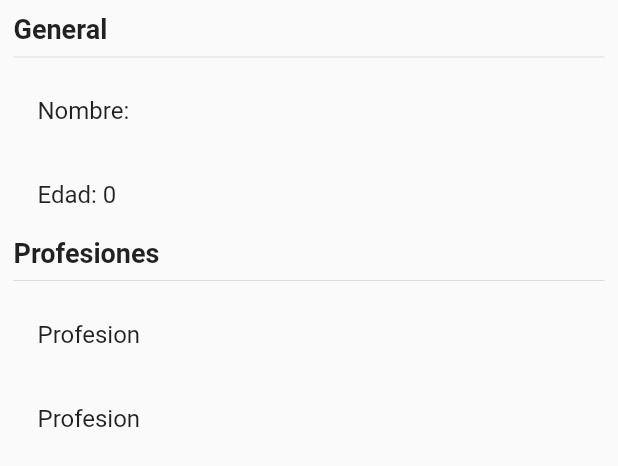
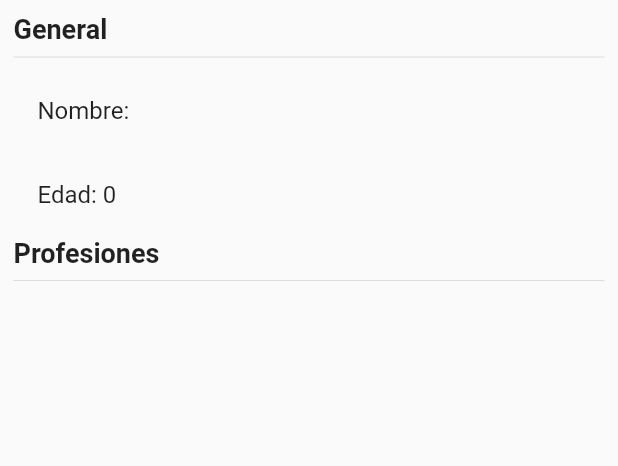
Before and after one commit to Luisparr14/estados_app, a Flutter app: the UserInfomation widget shown alone on an empty page, opened directly with empty values, on a phone screen of 412 x 824 dp. Shown: the top 466 px of the screen. Run offline on Flutter 3.47's test engine with Material 2 defaults, Android fonts, the light colour scheme and no system bars; accounts and stored records are empty.

Commit message:
clase #139 - flutter avanzado

```diff
--- a/lib/screens/screen1.dart
+++ b/lib/screens/screen1.dart
@@ -12,7 +12,11 @@ class Screen1 extends StatelessWidget {
     return Scaffold(
       appBar: AppBar(
         title: const Text('Screen 1'),
-        actions: [IconButton(onPressed: () => userService.deleteUser(), icon: const Icon(Icons.logout))],
+        actions: [
+          IconButton(
+              onPressed: () => userService.deleteUser(),
+              icon: const Icon(Icons.logout))
+        ],
       ),
       body: userService.userExist
           ? UserInfomation(user: userService.getUser as User)
@@ -49,8 +53,9 @@ class UserInfomation extends StatelessWidget {
           const Text('Profesiones',
               style: TextStyle(fontWeight: FontWeight.bold, fontSize: 18)),
           const Divider(),
-          const ListTile(title: Text('Profesion')),
-          const ListTile(title: Text('Profesion')),
+          ...user.professions
+              .map((profesion) => ListTile(title: Text(profesion)))
+              .toList()
         ],
       ),
     );
--- a/lib/screens/screen2.dart
+++ b/lib/screens/screen2.dart
@@ -21,7 +21,7 @@ class Screen2 extends StatelessWidget {
           children: [
             MaterialButton(
                 onPressed: () {
-                  User user = User(name: 'Luis', age: 34, professions: []);
+                  User user = User(name: 'Luis', age: 34, professions: ['back', 'full']);
                   userService.setUser(user);
                 },
                 color: Colors.blue,
@@ -33,9 +33,9 @@ class Screen2 extends StatelessWidget {
                 color: Colors.blue,
                 child: const Text('Set Age')),
             MaterialButton(
-                onPressed: () => {},
+                onPressed: () => userService.addPrefesion(),
                 color: Colors.blue,
-                child: const Text('Set Profesion')),
+                child: const Text('Add Profesion')),
           ],
         ),
       ),
--- a/lib/services/user_service.dart
+++ b/lib/services/user_service.dart
@@ -22,4 +22,9 @@ class UserService with ChangeNotifier {
     _user = null;
     notifyListeners();
   }
+
+  void addPrefesion() {
+    _user?.professions.add('Profesion #${_user!.professions.length + 1}');
+    notifyListeners();
+  }
 }
```
